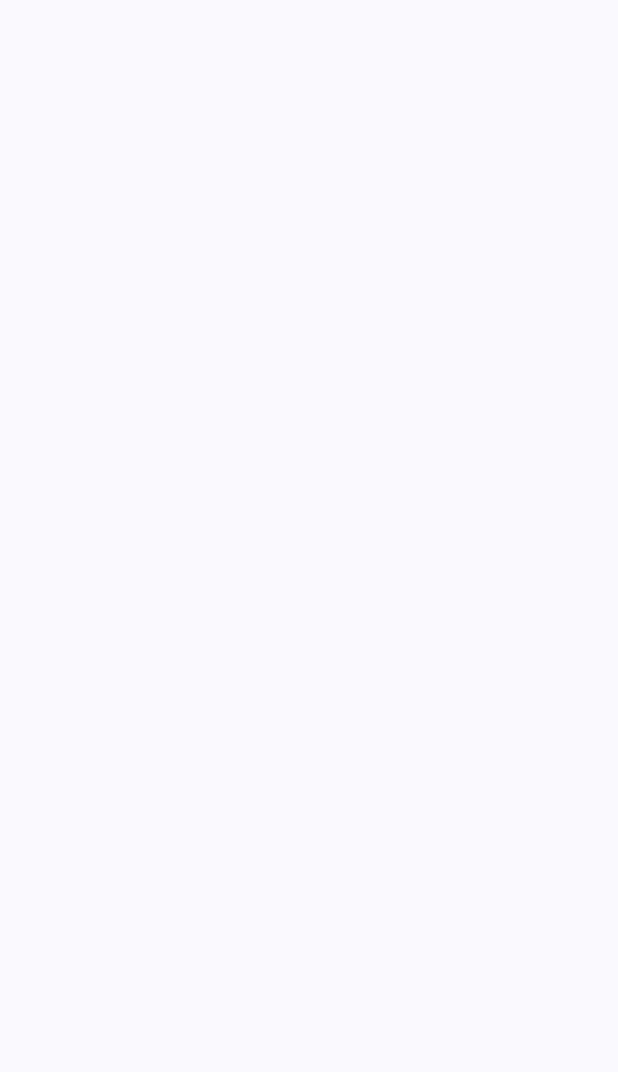
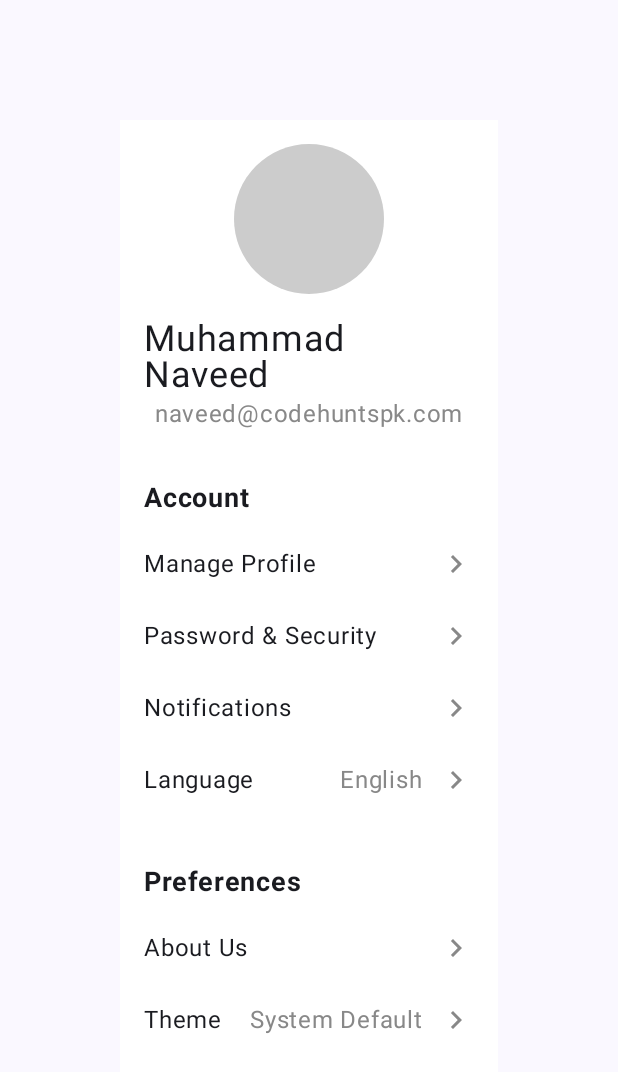
Before and after one commit to uxlabspk/compose_examples, an Android app built with Jetpack Compose: the screen it shows after launch (MainActivity), on a phone screen of 412 x 824 dp. Before the commit the part shown is empty. Shown: the top 1072 px of the screen. Run offline under Robolectric (Android 15) with nearby library versions, the phone set to English and light mode, and no system bars.

Commit message:
feat: Add profile screen UI
Implements the user profile screen with a header, account settings, preferences, and support sections.

- Adds `ProfileHeader`, `SectionTitle`, and `SettingItem` composables.
- Updates `MainActivity` to display the new `ProfileScreen`.
- Includes minor cleanup of unused imports in other screen files.

```diff
--- a/app/src/main/java/com/codehuntspk/compose_examples/MainActivity.kt
+++ b/app/src/main/java/com/codehuntspk/compose_examples/MainActivity.kt
@@ -9,12 +9,8 @@ import androidx.compose.foundation.layout.Column
 import androidx.compose.foundation.layout.fillMaxSize
 import androidx.compose.foundation.layout.padding
 import androidx.compose.material3.Scaffold
-import androidx.compose.material3.Text
-import androidx.compose.runtime.Composable
 import androidx.compose.ui.Modifier
-import androidx.compose.ui.tooling.preview.Preview
 import androidx.compose.ui.unit.dp
-import com.codehuntspk.compose_examples.ui.screens.LocalDemoScreen
 import com.codehuntspk.compose_examples.ui.screens.ProfileScreen
 import com.codehuntspk.compose_examples.ui.theme.Compose_examplesTheme
 
--- a/app/src/main/java/com/codehuntspk/compose_examples/ui/screens/BoxDemo.kt
+++ b/app/src/main/java/com/codehuntspk/compose_examples/ui/screens/BoxDemo.kt
@@ -8,7 +8,6 @@ import androidx.compose.foundation.layout.padding
 import androidx.compose.foundation.layout.size
 import androidx.compose.foundation.shape.CircleShape
 import androidx.compose.foundation.shape.CutCornerShape
-import androidx.compose.foundation.shape.RoundedCornerShape
 import androidx.compose.runtime.Composable
 import androidx.compose.ui.Alignment
 import androidx.compose.ui.Modifier
--- a/app/src/main/java/com/codehuntspk/compose_examples/ui/screens/LocalDemoScreen.kt
+++ b/app/src/main/java/com/codehuntspk/compose_examples/ui/screens/LocalDemoScreen.kt
@@ -10,7 +10,6 @@ import androidx.compose.material3.Text
 import androidx.compose.runtime.Composable
 import androidx.compose.runtime.CompositionLocalProvider
 import androidx.compose.runtime.compositionLocalOf
-import androidx.compose.runtime.staticCompositionLocalOf
 import androidx.compose.ui.Modifier
 import androidx.compose.ui.graphics.Color
 import androidx.compose.ui.tooling.preview.Preview
--- a/app/src/main/java/com/codehuntspk/compose_examples/ui/screens/ProfileScreen.kt
+++ b/app/src/main/java/com/codehuntspk/compose_examples/ui/screens/ProfileScreen.kt
@@ -1,25 +1,147 @@
 package com.codehuntspk.compose_examples.ui.screens
 
-import androidx.compose.material3.TextField
+import androidx.compose.foundation.background
+import androidx.compose.foundation.layout.*
+import androidx.compose.foundation.layout.Arrangement
+import androidx.compose.foundation.shape.CircleShape
+import androidx.compose.material.icons.Icons
+import androidx.compose.material.icons.filled.*
+import androidx.compose.material3.*
 import androidx.compose.runtime.Composable
-import androidx.compose.runtime.getValue
-import androidx.compose.runtime.mutableStateOf
-import androidx.compose.runtime.remember
-import androidx.compose.runtime.saveable.rememberSaveable
-import androidx.compose.runtime.setValue
+import androidx.compose.ui.Alignment
+import androidx.compose.ui.Modifier
+import androidx.compose.ui.draw.clip
+import androidx.compose.ui.graphics.Color
+import androidx.compose.ui.graphics.vector.ImageVector
+import androidx.compose.ui.text.font.FontWeight
+import androidx.compose.ui.text.style.TextAlign
 import androidx.compose.ui.tooling.preview.Preview
+import androidx.compose.ui.unit.dp
+import androidx.compose.ui.unit.sp
 
 @Composable
 fun ProfileScreen() {
+    Column(
+        modifier = Modifier
+            .fillMaxSize()
+            .background(Color.White)
+            .padding(16.dp),
+        horizontalAlignment = Alignment.CenterHorizontally,
+        verticalArrangement = Arrangement.Center
+    ) {
+        // Profile Header Section
+        ProfileHeader()
 
+        // for spacing
+        Spacer(modifier = Modifier.height(24.dp))
 
+        // Account Section
+        SectionTitle("Account")
+        SettingItem(title = "Manage Profile", icon = Icons.Default.KeyboardArrowRight)
+        SettingItem(title = "Password & Security", icon = Icons.Default.KeyboardArrowRight)
+        SettingItem(title = "Notifications", icon = Icons.Default.KeyboardArrowRight)
+        SettingItem(title = "Language", icon = Icons.Default.KeyboardArrowRight, value = "English")
+
+        // for spacing
+        Spacer(modifier = Modifier.height(24.dp))
+
+        // Preferences Section
+        SectionTitle("Preferences")
+        SettingItem(title = "About Us", icon = Icons.Default.KeyboardArrowRight)
+        SettingItem(title = "Theme", icon = Icons.Default.KeyboardArrowRight, value = "System Default")
+        SettingItem(title = "Appointments", icon = Icons.Default.KeyboardArrowRight)
+
+        // for spacing
+        Spacer(modifier = Modifier.height(24.dp))
+
+        // Support Section
+        SectionTitle("Support")
+        SettingItem(title = "Help Center", icon = Icons.Default.KeyboardArrowRight)
+    }
 }
 
+@Composable
+fun ProfileHeader() {
+    Column(
+        horizontalAlignment = Alignment.CenterHorizontally
+    ) {
+        Box(
+            modifier = Modifier
+                .size(100.dp)
+                .clip(CircleShape)
+                .background(Color.LightGray)
+        )
+
+        // for spacing
+        Spacer(modifier = Modifier.height(16.dp))
+
+        // User Name
+        Text(
+            text = "Muhammad Naveed",
+            fontSize = 24.sp,
+        )
+
+        // User Email
+        Text(
+            text = "naveed@codehuntspk.com",
+            fontSize = 16.sp,
+            color = Color.Gray
+        )
+    }
+}
+
+@Composable
+fun SectionTitle(title: String) {
+    Text(
+        text = title,
+        fontSize = 18.sp,
+        fontWeight = FontWeight.Bold,
+        modifier = Modifier
+            .fillMaxWidth()
+            .padding(vertical = 8.dp),
+        textAlign = TextAlign.Start
+    )
+}
+
+@Composable
+fun SettingItem(
+    title: String,
+    icon: ImageVector,
+    value: String? = null
+) {
+    Row(
+        modifier = Modifier
+            .fillMaxWidth()
+            .padding(vertical = 12.dp),
+        verticalAlignment = Alignment.CenterVertically
+    ) {
+        Text(
+            text = title,
+            fontSize = 16.sp,
+            modifier = Modifier.weight(1f)
+        )
+        if (value != null) {
+            Text(
+                text = value,
+                fontSize = 16.sp,
+                color = Color.Gray
+            )
+        }
+
+        Spacer(modifier = Modifier.width(10.dp))
+
+        Icon(
+            imageVector = icon,
+            contentDescription = null,
+            modifier = Modifier.size(24.dp),
+            tint = Color.Gray
+        )
+    }
+}
 
 @Preview(
     showBackground = true,
-    widthDp = 300,
-    heightDp = 700
+    showSystemUi = true
 )
 @Composable
 fun ProfileScreenPreview() {
--- a/app/src/main/java/com/codehuntspk/compose_examples/ui/screens/RowColumnDemo.kt
+++ b/app/src/main/java/com/codehuntspk/compose_examples/ui/screens/RowColumnDemo.kt
@@ -1,16 +1,12 @@
 package com.codehuntspk.compose_examples.ui.screens
 
 import androidx.compose.foundation.background
-import androidx.compose.foundation.border
 import androidx.compose.foundation.layout.Arrangement
-import androidx.compose.foundation.layout.Box
 import androidx.compose.foundation.layout.Column
 import androidx.compose.foundation.layout.Row
 import androidx.compose.foundation.layout.fillMaxSize
 import androidx.compose.foundation.layout.fillMaxWidth
 import androidx.compose.foundation.layout.padding
-import androidx.compose.foundation.layout.size
-import androidx.compose.foundation.shape.CircleShape
 import androidx.compose.material3.Text
 import androidx.compose.runtime.Composable
 import androidx.compose.ui.Alignment
```
